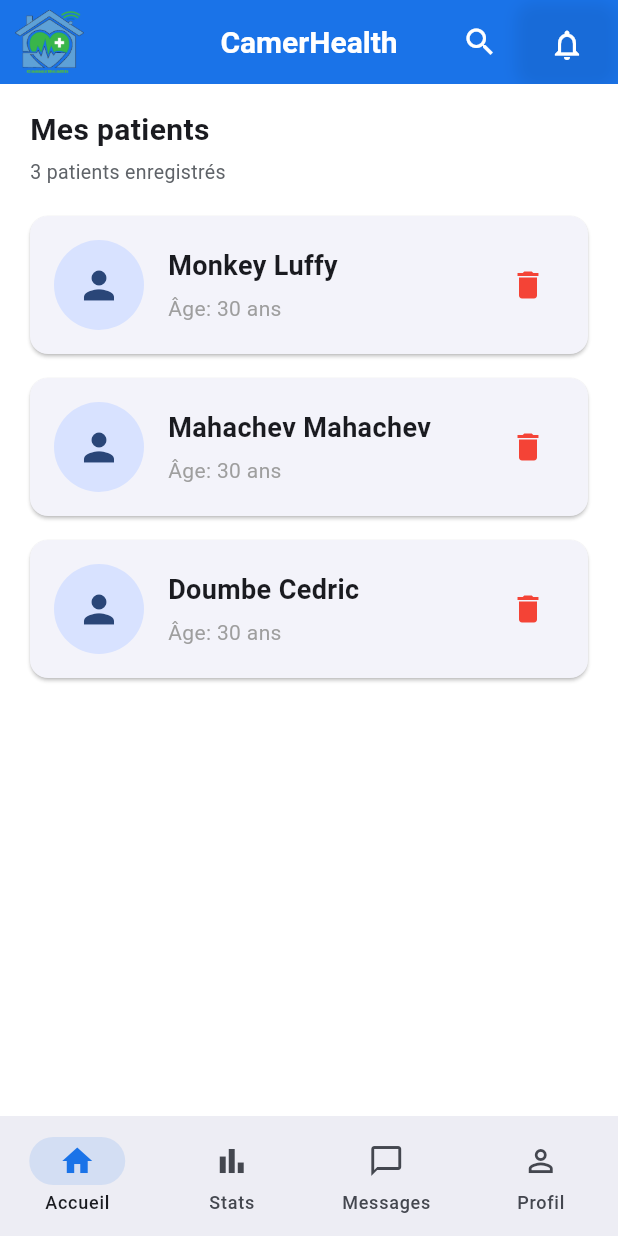
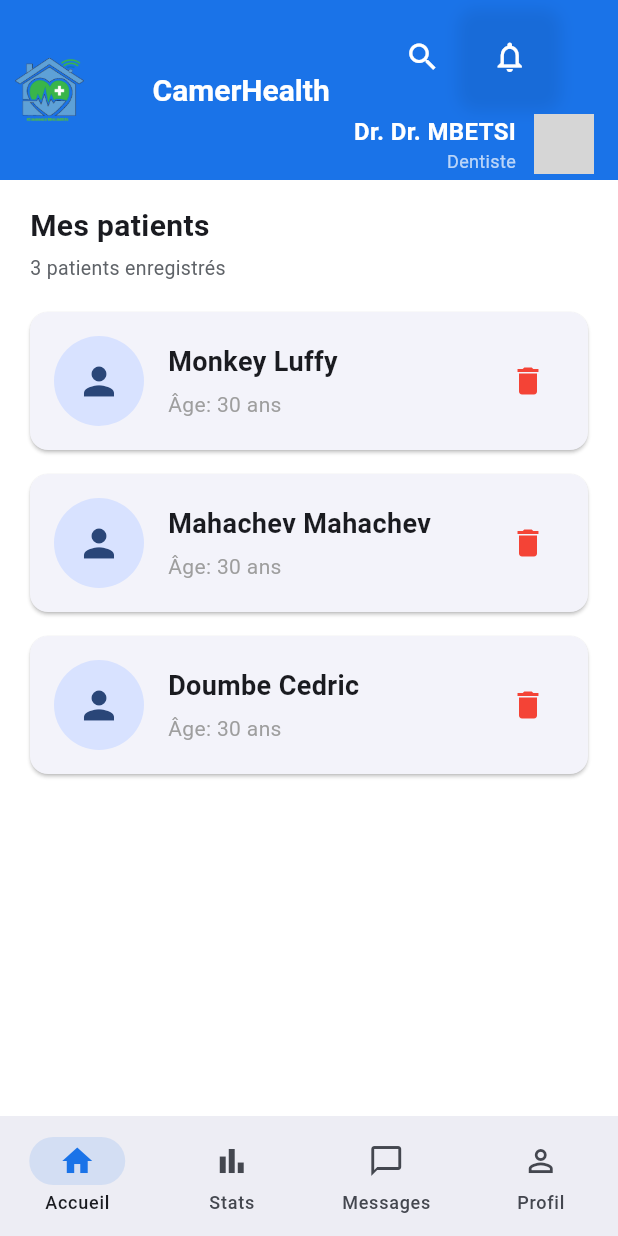
Before and after one commit to TheVladM/Front-end-CamerHealth, a Flutter app: the EcranAccueilMedecin screen opened by its route, on a phone screen of 412 x 824 dp. Run offline on Flutter 3.47's test engine with Material 3 defaults, Android fonts, the light colour scheme and no system bars; our stand-ins replace audioplayers; missing offline and left inert: record; grey boxes are pictures that could not be loaded.

Commit message:
ajout du profil sur le header du medecin et creation d'une page profil pour le medecin

```diff
--- a/lib/ecrans/ecran_accueil_medecin.dart
+++ b/lib/ecrans/ecran_accueil_medecin.dart
@@ -1,13 +1,16 @@
 import 'package:camerhealth/widgets/barre_navigation_medecin.dart';
 import 'package:camerhealth/widgets/notification_icon.dart';
+import 'package:camerhealth/widgets/header_medecin_profile.dart';
 import 'package:flutter/material.dart';
 import '../constantes/constantes_app.dart';
 import '../modeles/patient.dart';
+import '../modeles/medecin.dart';
 import '../widgets/carte_patient.dart';
 import 'ecran_liste_discussions.dart';
 import 'ecran_statistiques.dart';
 import 'ecran_compte.dart';
 import 'ecran_profil_patient.dart';
+import 'ecran_profil_medecin.dart';
 
 class EcranAccueilMedecin extends StatefulWidget {
   const EcranAccueilMedecin({super.key});
@@ -38,6 +41,7 @@ class _EcranAccueilMedecinState extends State<EcranAccueilMedecin> {
   Widget build(BuildContext context) {
     return Scaffold(
       appBar: AppBar(
+        toolbarHeight: 120,
         title: Text(
           _getPageTitle(),
           style: const TextStyle(fontWeight: FontWeight.bold, fontSize: 20),
@@ -47,6 +51,14 @@ class _EcranAccueilMedecinState extends State<EcranAccueilMedecin> {
           child: Image.asset('assets/logo.png', height: 40),
         ),
         actions: [
+          Padding(
+            padding: const EdgeInsets.only(right: 16),
+            child: Column(
+              mainAxisAlignment: MainAxisAlignment.spaceEvenly,
+              children: [
+                // Icônes en haut
+                Row(
+                  children: [
                     // Bouton recherche uniquement sur l'onglet patients
                     if (_selectedIndex == 0)
                       IconButton(
@@ -59,6 +71,25 @@ class _EcranAccueilMedecinState extends State<EcranAccueilMedecin> {
                         },
                       ),
                     const NotificationIcon(),
+                  ],
+                ),
+                // Profil en dessous
+                HeaderMedecinProfile(
+                  medecin: Medecin.medecinsMock.first,
+                  onTap: () {
+                    Navigator.push(
+                      context,
+                      MaterialPageRoute(
+                        builder: (context) => EcranProfilMedecin(
+                          medecin: Medecin.medecinsMock.first,
+                        ),
+                      ),
+                    );
+                  },
+                ),
+              ],
+            ),
+          ),
         ],
       ),
       body: IndexedStack(
--- a/lib/modeles/medecin.dart
+++ b/lib/modeles/medecin.dart
@@ -12,6 +12,7 @@ class Medecin {
   final double note;
   final int experience;
   final String description;
+  final String langue;
 
   Medecin({
     required this.id,
@@ -24,6 +25,7 @@ class Medecin {
     required this.note,
     required this.experience,
     required this.description,
+    required this.langue,
   });
 
   Specialisation? get specialisation {
@@ -44,6 +46,7 @@ class Medecin {
       note: 4.8,
       experience: 12,
       description: 'Médecin dentiste expérimenté avec plus de 10 ans de pratique. Spécialisé en soins dentaires préventifs et restaurateurs.',
+      langue: 'Français',
     ),
     Medecin(
       id: '2',
@@ -56,6 +59,7 @@ class Medecin {
       note: 4.6,
       experience: 8,
       description: 'Dentiste passionnée par l\'esthétique dentaire. Utilise les dernières technologies pour des sourires parfaits.',
+      langue: 'Français, Anglais',
     ),
     Medecin(
       id: '3',
@@ -68,6 +72,7 @@ class Medecin {
       note: 4.9,
       experience: 15,
       description: 'Spécialiste en pneumologie avec expertise en maladies respiratoires. Ancien chef de service à l\'hôpital universitaire.',
+      langue: 'Français',
     ),
     Medecin(
       id: '4',
@@ -80,6 +85,7 @@ class Medecin {
       note: 4.7,
       experience: 10,
       description: 'Gastroentérologue spécialisé en endoscopie digestive. Membre de la société française de gastroentérologie.',
+      langue: 'Français, Anglais',
     ),
     Medecin(
       id: '5',
@@ -92,6 +98,7 @@ class Medecin {
       note: 4.8,
       experience: 18,
       description: 'Cardiologue interventionnel avec plus de 15 ans d\'expérience en angioplastie et stents coronariens.',
+      langue: 'Français',
     ),
     Medecin(
       id: '6',
@@ -104,6 +111,7 @@ class Medecin {
       note: 4.5,
       experience: 9,
       description: 'Cardiologue spécialisé en électrophysiologie. Expert en traitement des arythmies cardiaques.',
+      langue: 'Anglais',
     ),
     Medecin(
       id: '7',
@@ -116,6 +124,7 @@ class Medecin {
       note: 4.6,
       experience: 11,
       description: 'Pharmacien titulaire avec expertise en pharmacie clinique. Conseils personnalisés pour votre santé.',
+      langue: 'Français, Anglais',
     ),
   ];
 
--- /dev/null
+++ b/lib/widgets/header_medecin_profile.dart
@@ -0,0 +1,51 @@
+import 'package:flutter/material.dart';
+import '../modeles/medecin.dart';
+
+class HeaderMedecinProfile extends StatelessWidget {
+  final Medecin medecin;
+  final VoidCallback? onTap;
+
+  const HeaderMedecinProfile({
+    Key? key,
+    required this.medecin,
+    this.onTap,
+  }) : super(key: key);
+
+  @override
+  Widget build(BuildContext context) {
+    return GestureDetector(
+      onTap: onTap,
+      child: Row(
+        mainAxisSize: MainAxisSize.min,
+        children: [
+          Column(
+            crossAxisAlignment: CrossAxisAlignment.end,
+            mainAxisAlignment: MainAxisAlignment.center,
+            children: [
+              Text(
+                'Dr. ${medecin.nom}',
+                style: const TextStyle(
+                  color: Colors.white,
+                  fontWeight: FontWeight.bold,
+                  fontSize: 16,
+                ),
+              ),
+              Text(
+                medecin.specialisation?.nom ?? 'Spécialiste',
+                style: const TextStyle(
+                  color: Colors.white70,
+                  fontSize: 12,
+                ),
+              ),
+            ],
+          ),
+          const SizedBox(width: 12),
+          CircleAvatar(
+            radius: 20,
+            backgroundImage: AssetImage(medecin.photoUrl ?? 'assets/doc1.jpg'),
+          ),
+        ],
+      ),
+    );
+  }
+}
```
Also changed, not shown: lib/ecrans/ecran_profil_medecin.dart (added, +230 -0 lines). Lines whose indentation alone changed are shown as unchanged.
